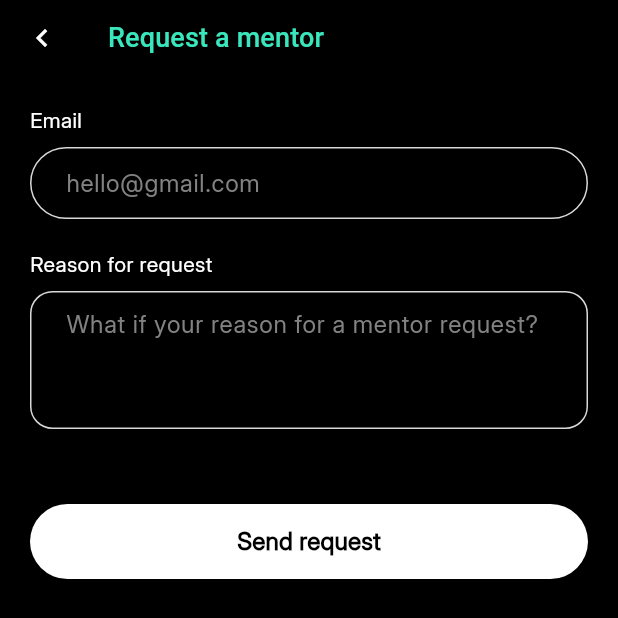
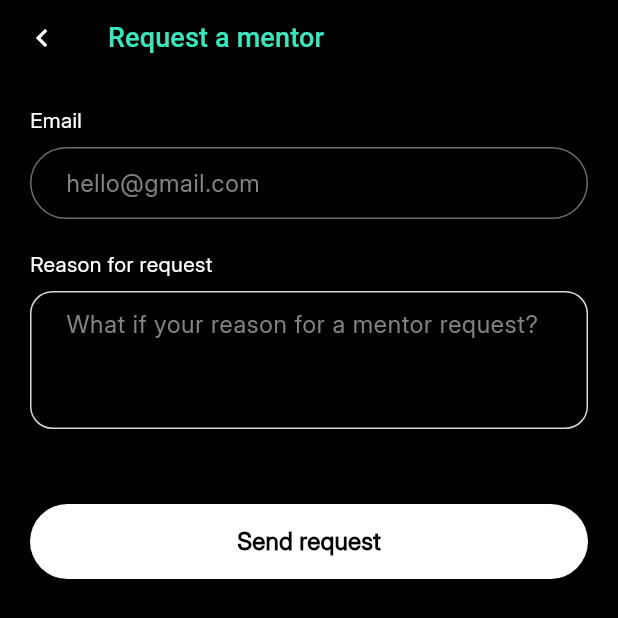
Before and after one commit to Kariaki/reentry, a Flutter app: the RequestMentorScreen screen opened directly, on a phone screen of 412 x 824 dp. Shown: the top 618 px of the screen. Run offline on Flutter 3.47's test engine with Material 3 defaults, Android fonts, the phone set to English and light mode, and no system bars; our stand-ins replace cloud_firestore, firebase_auth, firebase_core, flutter_animate, flutter_bloc, flutter_hooks and 4 more; missing offline and left inert: easy_animate; accounts and stored records are empty; network calls fail; Roboto replaces fonts that are missing (InterBold).

Commit message:
done with mentor request

```diff
--- a/lib/data/model/mentor_request.dart
+++ b/lib/data/model/mentor_request.dart
@@ -1,25 +1,28 @@
 class MentorRequest {
-  final String userId;
-  final String id;
+  final String? userId;
+  final String? id;
   final String reasonForRequest;
   final String whatYouNeedInAMentor;
+  final String email;
 
   MentorRequest({
-    required this.userId,
-    required this.id,
+    this.userId,
+    this.id,
+    required this.email,
     required this.reasonForRequest,
     required this.whatYouNeedInAMentor,
   });
 
   // copyWith method
-  MentorRequest copyWith({
-    String? userId,
-    String? id,
-    String? reasonForRequest,
-    String? whatYouNeedInAMentor,
-  }) {
+  MentorRequest copyWith(
+      {String? userId,
+      String? id,
+      String? reasonForRequest,
+      String? whatYouNeedInAMentor,
+      String? email}) {
     return MentorRequest(
       userId: userId ?? this.userId,
+      email: email ?? this.email,
       id: id ?? this.id,
       reasonForRequest: reasonForRequest ?? this.reasonForRequest,
       whatYouNeedInAMentor: whatYouNeedInAMentor ?? this.whatYouNeedInAMentor,
@@ -30,6 +33,7 @@ class MentorRequest {
   Map<String, dynamic> toJson() {
     return {
       'userId': userId,
+      'email': email,
       'id': id,
       'reasonForRequest': reasonForRequest,
       'whatYouNeedInAMentor': whatYouNeedInAMentor,
@@ -40,6 +44,7 @@ class MentorRequest {
   factory MentorRequest.fromJson(Map<String, dynamic> json) {
     return MentorRequest(
       userId: json['userId'],
+      email: json['email'],
       id: json['id'],
       reasonForRequest: json['reasonForRequest'],
       whatYouNeedInAMentor: json['whatYouNeedInAMentor'],
--- /dev/null
+++ b/lib/data/repository/mentor/mentor_repository_interface.dart
@@ -0,0 +1,6 @@
+import '../../model/mentor_request.dart';
+
+abstract class MentorRepositoryInterface {
+
+  Future<MentorRequest> requestMentor(MentorRequest data);
+}
--- a/lib/main.dart
+++ b/lib/main.dart
@@ -38,8 +38,10 @@ class MyApp extends StatelessWidget {
   @override
   Widget build(BuildContext context) {
     return MultiBlocProvider(
-        providers: [BlocProvider(create: (context) => AuthBloc()),
-          BlocProvider(create: (context) => AccountCubit())],
+        providers: [
+          BlocProvider(create: (context) => AuthBloc()),
+          BlocProvider(create: (context) => AccountCubit()),
+        ],
         child: MaterialApp(
             title: 'Flutter Demo',
             debugShowCheckedModeBanner: false,
--- a/lib/ui/components/input/input_field.dart
+++ b/lib/ui/components/input/input_field.dart
@@ -75,7 +75,7 @@ class InputField extends StatelessWidget {
               disabledBorder: OutlineInputBorder(
                   borderRadius: BorderRadius.circular(radius ?? 100),
                   borderSide:
-                      const BorderSide(color: AppColors.inputBorderColor)),
+                       BorderSide(color: AppColors.inputBorderColor.withOpacity(.5))),
               enabledBorder: OutlineInputBorder(
                   borderRadius: BorderRadius.circular(radius ?? 100),
                   borderSide:
--- a/lib/ui/components/pill_selector_component.dart
+++ b/lib/ui/components/pill_selector_component.dart
@@ -1,6 +1,7 @@
 import 'package:flutter/cupertino.dart';
 import 'package:flutter/material.dart';
 import 'package:flutter_hooks/flutter_hooks.dart';
+import 'package:reentry/core/extensions.dart';
 
 import '../../core/theme/colors.dart';
 import '../../core/theme/style/text_style.dart';
@@ -47,6 +48,7 @@ class PillSelectorComponent extends StatelessWidget {
 
   @override
   Widget build(BuildContext context) {
+
     return Padding(padding: EdgeInsets.symmetric(vertical: 10),child: InkWell(
       onTap: callback,
       radius: 100,
--- a/lib/ui/modules/appointment/bloc/appointment_bloc.dart
+++ b/lib/ui/modules/appointment/bloc/appointment_bloc.dart
@@ -18,6 +18,6 @@ class AppointmentBloc extends Bloc<AppointmentEvent, AppointmentState> {
 
   Future<void> _updateAppointment(UpdateAppointmentEvent appointment,
       Emitter<AppointmentState> emit) async {}
-  Future<void> _cancelAppointment(){}
+  Future<void> _cancelAppointment()async{}
 
 }
--- a/lib/ui/modules/authentication/bloc/account_cubit.dart
+++ b/lib/ui/modules/authentication/bloc/account_cubit.dart
@@ -20,6 +20,7 @@ class AccountCubit extends Cubit<UserDto?> {
     }
     user = user.copyWith(emotion: currentEmotion);
 
+    ///TODO Hanniel Daniel
     ///take it from here to firebase
     ///cache user info
     await PersistentStorage.cacheUserInfo(user);
--- /dev/null
+++ b/lib/ui/modules/mentor/bloc/mentor_bloc.dart
@@ -0,0 +1,23 @@
+import 'package:flutter_bloc/flutter_bloc.dart';
+import 'package:reentry/data/repository/mentor/mentor_repository.dart';
+import 'package:reentry/ui/modules/mentor/bloc/mentor_event.dart';
+import 'package:reentry/ui/modules/mentor/bloc/mentor_state.dart';
+
+class MentorBloc extends Bloc<MentorEvent, MentorState> {
+  MentorBloc() : super(MentorStateInitial()) {
+    on<RequestMentorEvent>(_requestMentor);
+  }
+
+  final _repo = MentorRepository();
+
+  Future<void> _requestMentor(
+      RequestMentorEvent event, Emitter<MentorState> emit) async {
+    emit(MentorStateLoading());
+    try {
+      final result = await _repo.requestMentor(event.data);
+      emit(MentorStateSuccess(result));
+    } catch (e) {
+      emit(MentorStateError(e.toString()));
+    }
+  }
+}
--- /dev/null
+++ b/lib/ui/modules/mentor/bloc/mentor_event.dart
@@ -0,0 +1,8 @@
+import '../../../../data/model/mentor_request.dart';
+
+class MentorEvent{}
+class RequestMentorEvent extends MentorEvent{
+
+  MentorRequest data;
+  RequestMentorEvent(this.data);
+}
--- /dev/null
+++ b/lib/ui/modules/mentor/bloc/mentor_state.dart
@@ -0,0 +1,19 @@
+import '../../../../data/model/mentor_request.dart';
+
+class MentorState {}
+
+class MentorStateInitial extends MentorState {}
+
+class MentorStateLoading extends MentorState {}
+
+class MentorStateError extends MentorState {
+  String message;
+
+  MentorStateError(this.message);
+}
+
+class MentorStateSuccess extends MentorState {
+  MentorRequest data;
+
+  MentorStateSuccess(this.data);
+}
--- a/lib/ui/modules/mentor/request_mentor_screen.dart
+++ b/lib/ui/modules/mentor/request_mentor_screen.dart
@@ -1,28 +1,107 @@
 import 'package:flutter/cupertino.dart';
+import 'package:flutter_bloc/flutter_bloc.dart';
+import 'package:flutter_hooks/flutter_hooks.dart';
 import 'package:reentry/core/extensions.dart';
+import 'package:reentry/core/util/input_validators.dart';
+import 'package:reentry/data/model/mentor_request.dart';
 import 'package:reentry/ui/components/app_bar.dart';
 import 'package:reentry/ui/components/buttons/primary_button.dart';
 import 'package:reentry/ui/components/input/input_field.dart';
 import 'package:reentry/ui/components/scaffold/base_scaffold.dart';
+import 'package:reentry/ui/modules/authentication/bloc/account_cubit.dart';
+import 'package:reentry/ui/modules/mentor/bloc/mentor_bloc.dart';
+import 'package:reentry/ui/modules/mentor/bloc/mentor_event.dart';
+import 'package:reentry/ui/modules/mentor/bloc/mentor_state.dart';
+import 'package:reentry/ui/modules/shared/success_screen.dart';
 
-class RequestMentorScreen extends StatelessWidget {
+class RequestMentorScreen extends HookWidget {
   const RequestMentorScreen({super.key});
 
   @override
   Widget build(BuildContext context) {
-    return BaseScaffold(
-        appBar: CustomAppbar(
+    final key = GlobalKey<FormState>();
+    final account = context.read<AccountCubit>().state;
+    final emailController = useTextEditingController();
+    final reasonController = useTextEditingController();
+    return BlocProvider(
+      create: (context) => MentorBloc(),
+      child: BlocListener<MentorBloc, MentorState>(
+        listener: (_, state) {
+          if (state is MentorStateSuccess) {
+            //navigate to success screen
+            context.pushReplace(SuccessScreen(
+              callback: () {
+                context.pop();
+              },
+              title: "Request sent",
+              description:
+                  "You will receive an email when your request is approved",
+            ));
+          }
+
+          if (state is MentorStateError) {
+            context.showSnackbarError(state.message);
+          }
+        },
+        child: BaseScaffold(
+            appBar: const CustomAppbar(
               title: 'Request a mentor',
             ),
+            child: Form(
+                key: key,
+                child: SingleChildScrollView(
                   child: Column(
                     children: [
                       20.height,
-            InputField(hint: 'hello@gmail.com',label: 'Email',),
+                      InputField(
+                        initialValue: account?.email ?? '',
+                        enable: false,
+                        hint: 'hello@gmail.com',
+                        validator: InputValidators.emailValidation,
+                        label: 'Email',
+                      ),
                       20.height,
-            InputField(hint: 'What if your reason for a mentor request?', label: 'Reason for request',lines: 3,maxLines: 5,radius: 15,),
+                      InputField(
+                        controller: reasonController,
+                        hint: 'What if your reason for a mentor request?',
+                        label: 'Reason for request',
+                        validator: InputValidators.stringValidation,
+                        lines: 3,
+                        maxLines: 5,
+                        radius: 15,
+                      ),
+                      // 20.height,
+                      // InputField(
+                      //   controller: reasonController,
+                      //   hint: 'What if your reason for a mentor request?',
+                      //   label: 'Reason for request',
+                      //   validator: InputValidators.stringValidation,
+                      //   lines: 3,
+                      //   maxLines: 5,
+                      //   radius: 15,
+                      // ),
                       50.height,
-            PrimaryButton(text: 'Send request',onPress: (){},)
+                      BlocBuilder<MentorBloc, MentorState>(
+                          builder: (context, mentorState) {
+                        return PrimaryButton(
+                          text: 'Send request',
+                          loading: mentorState is MentorStateLoading,
+                          onPress: () {
+                            if (key.currentState!.validate()) {
+                              context.read<MentorBloc>().add(RequestMentorEvent(
+                                  MentorRequest(
+                                      reasonForRequest: reasonController.text,
+                                      whatYouNeedInAMentor:
+                                          reasonController.text,
+                                      email: account?.email ?? '')));
+                            }
+                          },
+                        );
+                      })
                     ],
-        ));
+                  ),
+                ))),
+      ),
+    );
   }
 }
```
Also changed, not shown: lib/data/repository/mentor/mentor_repository.dart (added, +20 -0 lines), lib/ui/modules/authentication/onboarding_success.dart (+5 -5 lines). Lines whose indentation alone changed are shown as unchanged.
